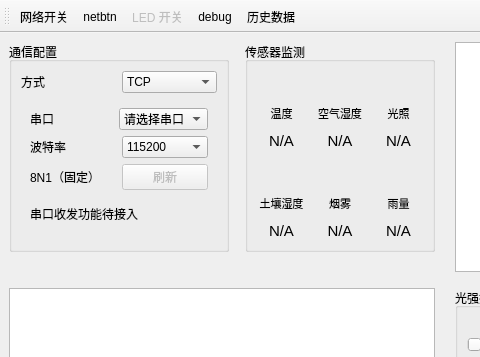
Before: the Qt Designer form mainwindow.ui in xuwujun-sys/Qt-Sensor-Monitor, drawn with Qt 5; both pictures show x 0 to 480 and y 0 to 357 of the 950 by 600 pixel window.
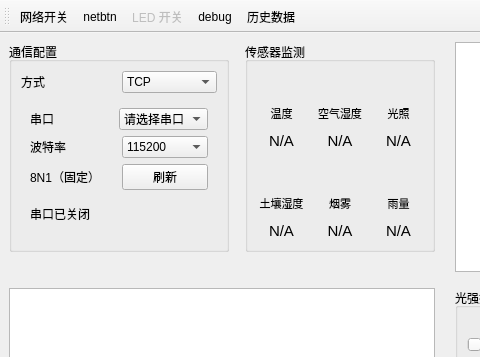
After: the same form once the commit is applied. The open tabs and pages were chosen to show the change. Icons and pictures are not drawn. Custom widgets are drawn as their Qt base class.

```diff
--- a/mainwindow.ui
+++ b/mainwindow.ui
@@ -210,7 +210,7 @@
                <item>
                 <widget class="QPushButton" name="refreshSerialPortsButton">
                  <property name="enabled">
-                  <bool>false</bool>
+                  <bool>true</bool>
                  </property>
                  <property name="toolTip">
                   <string>串口功能待接入</string>
@@ -225,7 +225,7 @@
              <item>
               <widget class="QLabel" name="serialHintLabel">
                <property name="text">
-                <string>串口收发功能待接入</string>
+                <string>串口已关闭</string>
                </property>
               </widget>
              </item>
```
Left out of the diff: 2 changed lines with no effect on the pictures.
